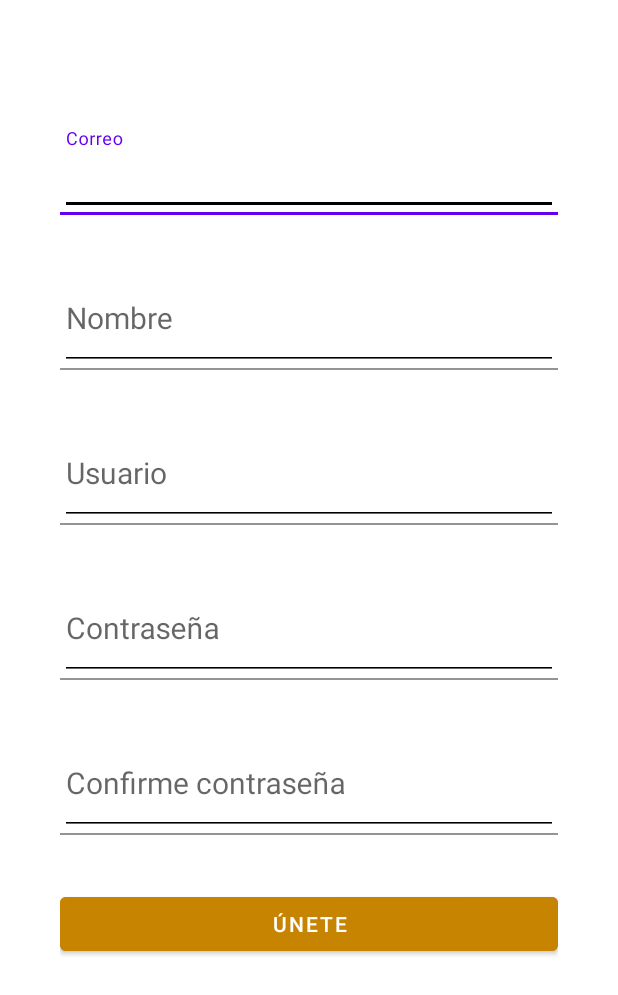
After one commit to AndresMC20/INFOGRAM, an Android app: the CreateAccountActivity screen opened directly, with no data from a screen before it, on a phone screen of 412 x 824 dp. The commit adds this screen. Shown: the top 995 px of the screen. Run offline under Robolectric (Android 15) with nearby library versions, the phone set to English and light mode, and no system bars.

Commit message:
CREACION ACTIVITY CREAR CUENTA

```diff
--- a/app/src/main/AndroidManifest.xml
+++ b/app/src/main/AndroidManifest.xml
@@ -14,6 +14,9 @@
         android:theme="@style/Theme.INFOGRAM"
         tools:targetApi="31">
         <activity
+            android:name=".CreateAccountActivity"
+            android:exported="false" />
+        <activity
             android:name=".LoginActivity"
             android:exported="true">
             <intent-filter>
--- /dev/null
+++ b/app/src/main/java/com/aplicacion/infogram/CreateAccountActivity.java
@@ -0,0 +1,14 @@
+package com.aplicacion.infogram;
+
+import androidx.appcompat.app.AppCompatActivity;
+
+import android.os.Bundle;
+
+public class CreateAccountActivity extends AppCompatActivity {
+
+    @Override
+    protected void onCreate(Bundle savedInstanceState) {
+        super.onCreate(savedInstanceState);
+        setContentView(R.layout.activity_create_account);
+    }
+}
--- /dev/null
+++ b/app/src/main/res/layout/activity_create_account.xml
@@ -0,0 +1,124 @@
+<?xml version="1.0" encoding="utf-8"?>
+<androidx.coordinatorlayout.widget.CoordinatorLayout xmlns:android="http://schemas.android.com/apk/res/android"
+    xmlns:app="http://schemas.android.com/apk/res-auto"
+    xmlns:tools="http://schemas.android.com/tools"
+    android:layout_width="match_parent"
+    android:layout_height="match_parent"
+    tools:context=".CreateAccountActivity">
+
+    <ScrollView
+        android:layout_width="match_parent"
+        android:layout_height="match_parent"
+        android:fillViewport="true">
+
+        <LinearLayout
+            android:layout_width="match_parent"
+            android:layout_height="match_parent"
+            android:padding="@dimen/padding_create_account"
+            android:orientation="vertical">
+
+            <com.google.android.material.textfield.TextInputLayout
+                android:layout_width="match_parent"
+                android:layout_height="wrap_content"
+                android:theme="@style/EditTextBlack"
+                android:layout_marginTop="@dimen/marginTop_create_account">
+
+
+                <com.google.android.material.textfield.TextInputEditText
+                    android:paddingTop="30dp"
+                    android:layout_width="match_parent"
+                    android:layout_height="wrap_content"
+                    android:inputType="textEmailAddress"
+                    android:hint="@string/Correo">
+
+                </com.google.android.material.textfield.TextInputEditText>
+
+            </com.google.android.material.textfield.TextInputLayout>
+
+            <com.google.android.material.textfield.TextInputLayout
+                android:layout_width="match_parent"
+                android:layout_height="wrap_content"
+                android:theme="@style/EditTextBlack"
+                android:layout_marginTop="@dimen/marginTop_create_account">>
+
+
+                <com.google.android.material.textfield.TextInputEditText
+                    android:paddingTop="30dp"
+                    android:layout_width="match_parent"
+                    android:layout_height="wrap_content"
+                    android:inputType="text"
+                    android:hint="@string/Nombre">
+
+                </com.google.android.material.textfield.TextInputEditText>
+
+            </com.google.android.material.textfield.TextInputLayout>
+
+            <com.google.android.material.textfield.TextInputLayout
+                android:layout_width="match_parent"
+                android:layout_height="wrap_content"
+                android:theme="@style/EditTextBlack"
+                android:layout_marginTop="@dimen/marginTop_create_account">>
+
+
+                <com.google.android.material.textfield.TextInputEditText
+                    android:paddingTop="30dp"
+                    android:layout_width="match_parent"
+                    android:layout_height="wrap_content"
+                    android:inputType="text"
+                    android:hint="@string/Usuario">
+
+                </com.google.android.material.textfield.TextInputEditText>
+
+            </com.google.android.material.textfield.TextInputLayout>
+
+            <com.google.android.material.textfield.TextInputLayout
+                android:layout_width="match_parent"
+                android:layout_height="wrap_content"
+                android:theme="@style/EditTextBlack"
+                android:layout_marginTop="@dimen/marginTop_create_account">>
+
+
+                <com.google.android.material.textfield.TextInputEditText
+                    android:paddingTop="30dp"
+                    android:layout_width="match_parent"
+                    android:layout_height="wrap_content"
+                    android:inputType="textPassword"
+                    android:hint="@string/contrasena">
+
+                </com.google.android.material.textfield.TextInputEditText>
+
+            </com.google.android.material.textfield.TextInputLayout>
+
+            <com.google.android.material.textfield.TextInputLayout
+                android:layout_width="match_parent"
+                android:layout_height="wrap_content"
+                android:theme="@style/EditTextBlack"
+                android:layout_marginTop="@dimen/marginTop_create_account">>
+
+
+                <com.google.android.material.textfield.TextInputEditText
+                    android:paddingTop="30dp"
+                    android:layout_width="match_parent"
+                    android:layout_height="wrap_content"
+                    android:inputType="text"
+                    android:hint="@string/Confirme_contrasena">
+
+                </com.google.android.material.textfield.TextInputEditText>
+
+            </com.google.android.material.textfield.TextInputLayout>
+
+            <Button
+                android:layout_width="match_parent"
+                android:layout_height="wrap_content"
+                android:layout_marginTop="@dimen/marginTop_create_account"
+                android:text="@string/button_text_create_account"
+                android:backgroundTint="@color/colorPrimaryDark"
+                android:theme="@style/RaiseButtonDark">
+
+            </Button>
+
+        </LinearLayout>
+
+    </ScrollView>
+
+</androidx.coordinatorlayout.widget.CoordinatorLayout>
--- a/app/src/main/res/layout/activity_login.xml
+++ b/app/src/main/res/layout/activity_login.xml
@@ -96,7 +96,7 @@
                         android:layout_height="wrap_content"
                         android:text="@string/no_tienes_cuenta"
                         android:textSize="@dimen/textView_textSize"
-                        android:textColor="@color/textView_textColor">
+                        android:textColor="@color/editText_white">
                     </TextView>
 
                     <TextView
@@ -104,7 +104,7 @@
                         android:layout_height="wrap_content"
                         android:layout_toRightOf="@+id/no_tienes_cuenta"
                         android:text="@string/crea_una_aqui"
-                        android:textColor="@color/textView_textColor"
+                        android:textColor="@color/editText_white"
                         android:textSize="@dimen/textView_textSize"
                         android:textStyle="bold"
                         android:onClick="goCreateAccount">
--- a/app/src/main/res/values/colors.xml
+++ b/app/src/main/res/values/colors.xml
@@ -14,11 +14,7 @@
     <color name="colorSecondary">#00A1FF</color>
 
 
-    <color name="editText_textColorHint">#FFFFFF</color>
-    <color name="editText_textColorPrimary">#FFFFFF</color>
-    <color name="editText_colorControlNormal">#FFFFFF</color>
-    <color name="editText_colorControlActivated">#FFFFFF</color>
-    <color name="button_textColor">#FFFFFF</color>
-    <color name="textView_textColor">#FFFFFF</color>
+    <color name="editText_white">#FFFFFF</color>
+    <color name="editText_black">#000000</color>
 
 </resources>
--- a/app/src/main/res/values/dimens.xml
+++ b/app/src/main/res/values/dimens.xml
@@ -2,4 +2,6 @@
 <resources>
     <dimen name="editText_textSize">20sp</dimen>
     <dimen name="textView_textSize">18sp</dimen>
+    <dimen name="padding_create_account">40dp</dimen>
+    <dimen name="marginTop_create_account">35dp</dimen>
 </resources>
--- a/app/src/main/res/values/strings.xml
+++ b/app/src/main/res/values/strings.xml
@@ -6,4 +6,9 @@
     <string name="button_text">LOGIN</string>
     <string name="no_tienes_cuenta">"¿No tienes cuenta?, "</string>
     <string name="crea_una_aqui">crea una aqui</string>
+    <string name="Correo">Correo</string>
+    <string name="Nombre">Nombre</string>
+    <string name="Usuario">Usuario</string>
+    <string name="Confirme_contrasena">Confirme contraseña</string>
+    <string name="button_text_create_account">ÚNETE</string>
 </resources>
--- a/app/src/main/res/values/themes.xml
+++ b/app/src/main/res/values/themes.xml
@@ -19,16 +19,35 @@
         <item name="android:textSize">@dimen/editText_textSize</item>
 
         <!-- para la letra pequena del hint -->
-        <item name="android:textColorHint">@color/editText_textColorHint</item>
+        <item name="android:textColorHint">@color/editText_white</item>
 
         <!-- para la letra que se escribe en el espacio del hint -->
-        <item name="android:textColorPrimary">@color/editText_textColorPrimary</item>
+        <item name="android:textColorPrimary">@color/editText_white</item>
 
         <!-- para la linea horizontal del hint cuando NO esta seleccionado -->
-        <item name="colorControlNormal">@color/editText_colorControlNormal</item>
+        <item name="colorControlNormal">@color/editText_white</item>
 
         <!-- para la linea horizontal del hint cuando esta seleccionado -->
-        <item name="colorControlActivated">@color/editText_colorControlActivated</item>
+        <item name="colorControlActivated">@color/editText_white</item>
+
+
+    </style>
+
+    <style name="EditTextBlack" parent="Theme.MaterialComponents.DayNight">
+        <!-- para el tamano de letra que se escriba en el hint -->
+        <item name="android:textSize">@dimen/editText_textSize</item>
+
+        <!-- para la letra pequena del hint -->
+        <item name="android:textColorHint">@color/editText_black</item>
+
+        <!-- para la letra que se escribe en el espacio del hint -->
+        <item name="android:textColorPrimary">@color/editText_black</item>
+
+        <!-- para la linea horizontal del hint cuando NO esta seleccionado -->
+        <item name="colorControlNormal">@color/editText_black</item>
+
+        <!-- para la linea horizontal del hint cuando esta seleccionado -->
+        <item name="colorControlActivated">@color/editText_black</item>
 
 
     </style>
@@ -36,7 +55,7 @@
     <style name="RaiseButtonDark" parent="Theme.MaterialComponents.DayNight">
         <item name="colorButtonNormal">@color/colorPrimaryDark</item>
         <item name="colorControlHighlight">@color/colorPrimary</item>
-        <item name="android:textColor">@color/button_textColor</item>
+        <item name="android:textColor">@color/editText_white</item>
     </style>
 
 </resources>
```
Also changed, not shown: 1 other file.
